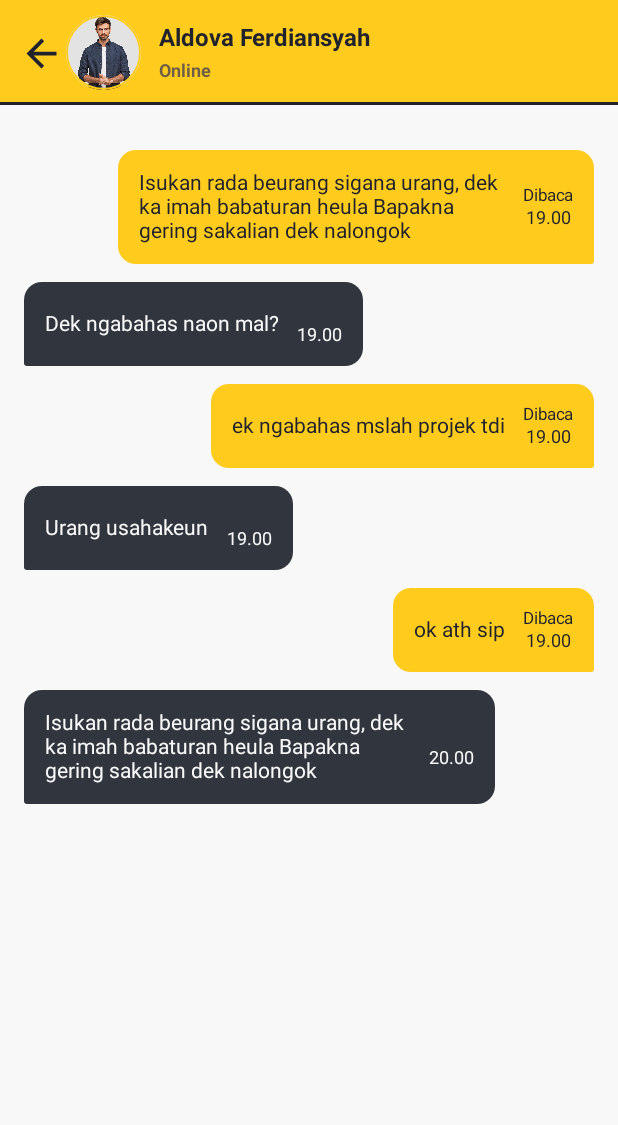
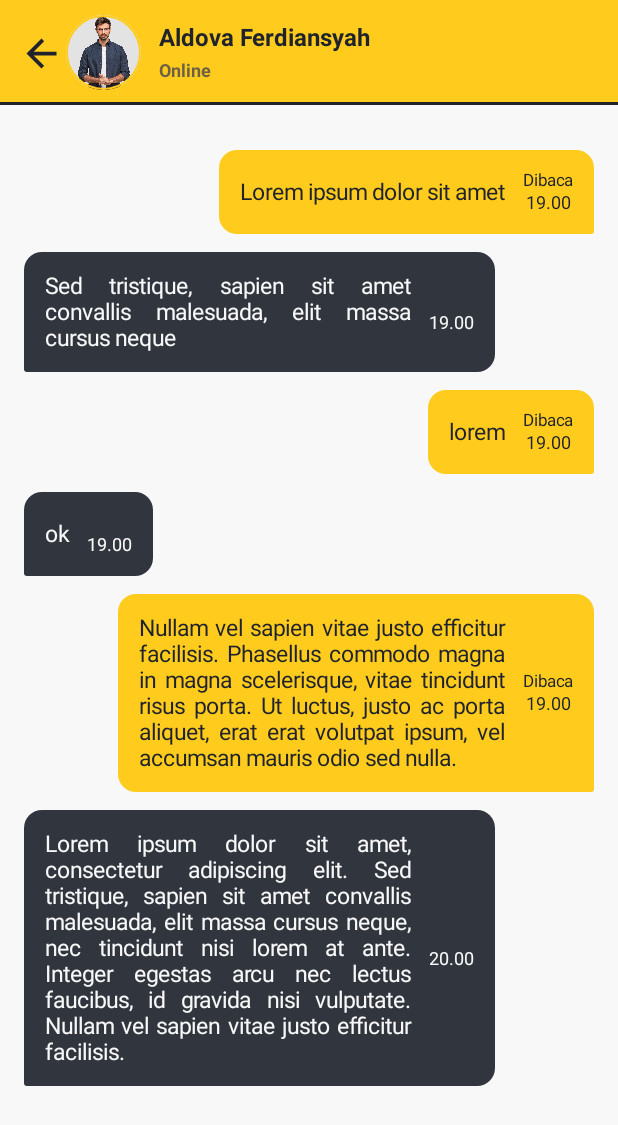
Before and after one commit to ZaAtsmaro28/ChatLoid, an Android app built with Jetpack Compose: the @Preview function ChatRoom, on a phone screen of 412 x 824 dp. Shown: the top 1125 px of the screen. Run offline under Robolectric (Android 15) with nearby library versions, the phone set to English and light mode, and no system bars.

Commit message:
refactor: fix up font styling in chat room bubble

```diff
--- a/app/src/main/java/com/portfolio/chatloid/View/chatroom/ChatRoom.kt
+++ b/app/src/main/java/com/portfolio/chatloid/View/chatroom/ChatRoom.kt
@@ -38,6 +38,7 @@ import androidx.compose.ui.res.colorResource
 import androidx.compose.ui.res.painterResource
 import androidx.compose.ui.text.font.FontFamily
 import androidx.compose.ui.text.font.FontWeight
+import androidx.compose.ui.text.style.TextAlign
 import androidx.compose.ui.tooling.preview.Preview
 import androidx.compose.ui.unit.dp
 import androidx.compose.ui.unit.sp
@@ -57,12 +58,23 @@ fun ChatRoom() {
                 .background(colorResource(R.color.white))
                 .padding(16.dp, 30.dp, 16.dp, 0.dp)
         ) {
-            MyBubbleChat("Isukan rada beurang sigana urang, dek ka imah babaturan heula Bapakna gering sakalian dek nalongok", "19.00")
-            FriendBubbleChat("Dek ngabahas naon mal?", "19.00")
-            MyBubbleChat("ek ngabahas mslah projek tdi", "19.00")
-            FriendBubbleChat("Urang usahakeun", "19.00")
-            MyBubbleChat("ok ath sip", "19.00")
-            FriendBubbleChat("Isukan rada beurang sigana urang, dek ka imah babaturan heula Bapakna gering sakalian dek nalongok", "20.00")
+            MyBubbleChat("Lorem ipsum dolor sit amet", "19.00")
+
+            FriendBubbleChat("Sed tristique, sapien sit amet convallis malesuada, elit massa cursus neque", "19.00")
+
+            MyBubbleChat("lorem", "19.00")
+
+            FriendBubbleChat("ok", "19.00")
+
+            MyBubbleChat(
+                "Nullam vel sapien vitae justo efficitur facilisis. Phasellus commodo magna in magna scelerisque, vitae tincidunt risus porta. Ut luctus, justo ac porta aliquet, erat erat volutpat ipsum, vel accumsan mauris odio sed nulla.",
+                "19.00"
+            )
+
+            FriendBubbleChat(
+                "Lorem ipsum dolor sit amet, consectetur adipiscing elit. Sed tristique, sapien sit amet convallis malesuada, elit massa cursus neque, nec tincidunt nisi lorem at ante. Integer egestas arcu nec lectus faucibus, id gravida nisi vulputate. Nullam vel sapien vitae justo efficitur facilisis.",
+                "20.00"
+            )
         }
     }
 }
@@ -159,8 +171,9 @@ fun MyBubbleChat(text: String, time: String) {
             verticalAlignment = Alignment.CenterVertically
         ){
             Text(
+                textAlign = TextAlign.Justify,
                 text = text,
-                fontSize = 14.sp,
+                fontSize = 15.sp,
                 fontWeight = FontWeight.Normal,
                 color = colorResource(R.color.black),
                 modifier = Modifier.widthIn(max = 244.dp)
@@ -211,8 +224,9 @@ fun FriendBubbleChat(text: String, time: String) {
 
         ){
             Text(
+                textAlign = TextAlign.Justify,
                 text = text,
-                fontSize = 14.sp,
+                fontSize = 15.sp,
                 fontWeight = FontWeight.Normal,
                 color = colorResource(R.color.white),
                 modifier = Modifier.widthIn(max = 244.dp)
```
